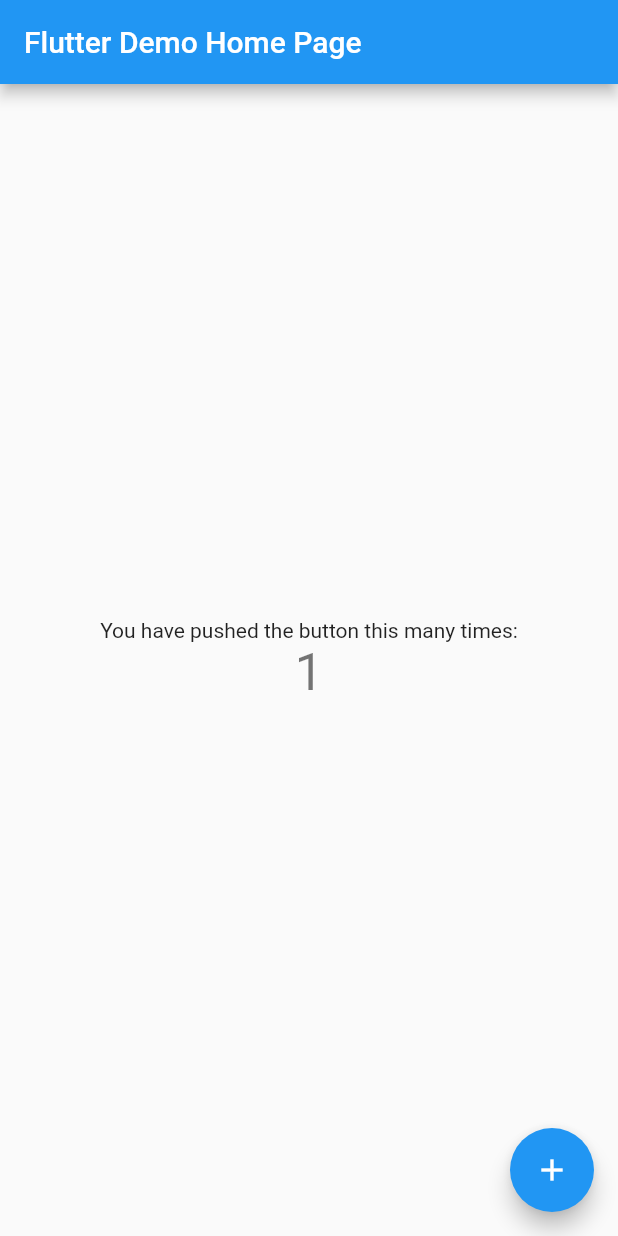
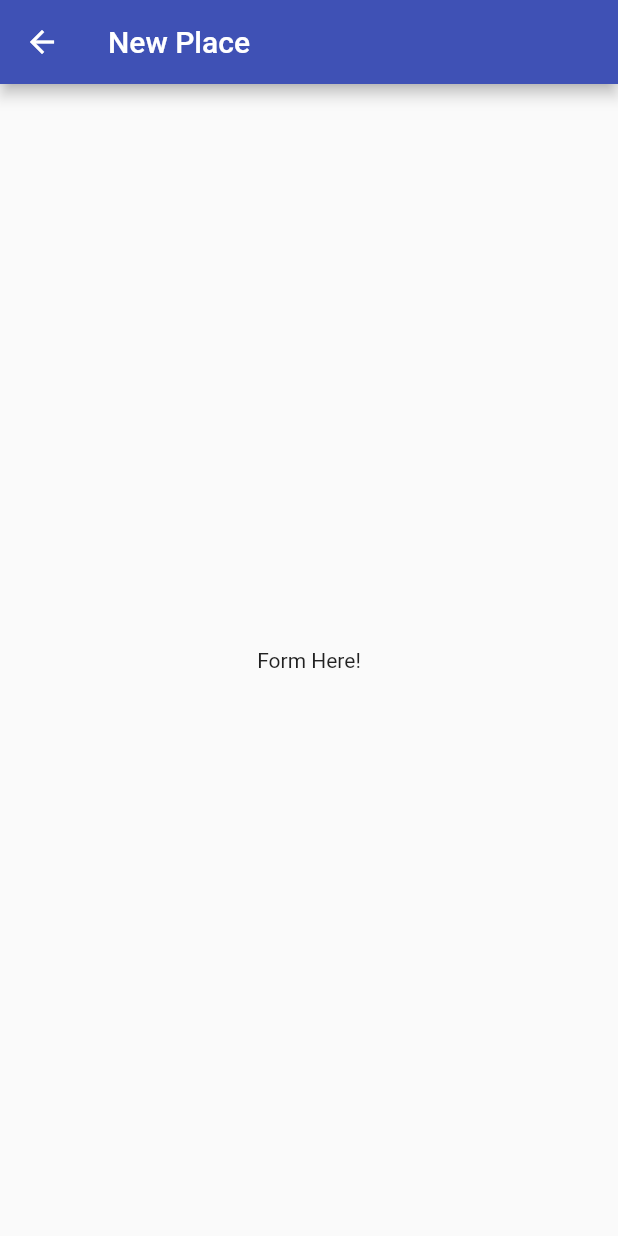
Before and after one commit to Uriel-David/Estudos_Dart-Flutter, a Flutter app: the screen it shows after launch, after a tap on the "add" icon, on a phone screen of 412 x 824 dp. Run offline on Flutter 3.47's test engine with Material 2 defaults, Android fonts, the phone set to English and light mode, and no system bars; our stand-ins replace flutter_dotenv, shared_preferences.

Commit message:
feat: create initial struct to project

```diff
--- a/great_places/lib/main.dart
+++ b/great_places/lib/main.dart
@@ -1,4 +1,7 @@
 import 'package:flutter/material.dart';
+import 'package:great_places/screens/place_form_screen.dart';
+import 'package:great_places/screens/places_list.screen.dart';
+import 'package:great_places/utils/app_routes.dart';
 
 void main() {
   runApp(const MyApp());
@@ -7,109 +10,22 @@ void main() {
 class MyApp extends StatelessWidget {
   const MyApp({super.key});
 
-  // This widget is the root of your application.
   @override
   Widget build(BuildContext context) {
     return MaterialApp(
-      title: 'Flutter Demo',
+      title: 'Great Places',
       theme: ThemeData(
-        // This is the theme of your application.
-        //
-        // Try running your application with "flutter run". You'll see the
-        // application has a blue toolbar. Then, without quitting the app, try
-        // changing the primarySwatch below to Colors.green and then invoke
-        // "hot reload" (press "r" in the console where you ran "flutter run",
-        // or simply save your changes to "hot reload" in a Flutter IDE).
-        // Notice that the counter didn't reset back to zero; the application
-        // is not restarted.
-        primarySwatch: Colors.blue,
+        colorScheme: ColorScheme.fromSwatch().copyWith(
+          primary: Colors.indigo,
+          secondary: Colors.amber,
+        ),
+        visualDensity: VisualDensity.adaptivePlatformDensity,
       ),
-      home: const MyHomePage(title: 'Flutter Demo Home Page'),
+      home: const PlacesListScreen(),
+      routes: {
+        AppRoutes.placeForm: (ctx) => const PlaceFormScreen(),
+      },
+      debugShowCheckedModeBanner: false,
     );
   }
 }
-
-class MyHomePage extends StatefulWidget {
-  const MyHomePage({super.key, required this.title});
-
-  // This widget is the home page of your application. It is stateful, meaning
-  // that it has a State object (defined below) that contains fields that affect
-  // how it looks.
-
-  // This class is the configuration for the state. It holds the values (in this
-  // case the title) provided by the parent (in this case the App widget) and
-  // used by the build method of the State. Fields in a Widget subclass are
-  // always marked "final".
-
-  final String title;
-
-  @override
-  State<MyHomePage> createState() => _MyHomePageState();
-}
-
-class _MyHomePageState extends State<MyHomePage> {
-  int _counter = 0;
-
-  void _incrementCounter() {
-    setState(() {
-      // This call to setState tells the Flutter framework that something has
-      // changed in this State, which causes it to rerun the build method below
-      // so that the display can reflect the updated values. If we changed
-      // _counter without calling setState(), then the build method would not be
-      // called again, and so nothing would appear to happen.
-      _counter++;
-    });
-  }
-
-  @override
-  Widget build(BuildContext context) {
-    // This method is rerun every time setState is called, for instance as done
-    // by the _incrementCounter method above.
-    //
-    // The Flutter framework has been optimized to make rerunning build methods
-    // fast, so that you can just rebuild anything that needs updating rather
-    // than having to individually change instances of widgets.
-    return Scaffold(
-      appBar: AppBar(
-        // Here we take the value from the MyHomePage object that was created by
-        // the App.build method, and use it to set our appbar title.
-        title: Text(widget.title),
-      ),
-      body: Center(
-        // Center is a layout widget. It takes a single child and positions it
-        // in the middle of the parent.
-        child: Column(
-          // Column is also a layout widget. It takes a list of children and
-          // arranges them vertically. By default, it sizes itself to fit its
-          // children horizontally, and tries to be as tall as its parent.
-          //
-          // Invoke "debug painting" (press "p" in the console, choose the
-          // "Toggle Debug Paint" action from the Flutter Inspector in Android
-          // Studio, or the "Toggle Debug Paint" command in Visual Studio Code)
-          // to see the wireframe for each widget.
-          //
-          // Column has various properties to control how it sizes itself and
-          // how it positions its children. Here we use mainAxisAlignment to
-          // center the children vertically; the main axis here is the vertical
-          // axis because Columns are vertical (the cross axis would be
-          // horizontal).
-          mainAxisAlignment: MainAxisAlignment.center,
-          children: <Widget>[
-            const Text(
-              'You have pushed the button this many times:',
-            ),
-            Text(
-              '$_counter',
-              style: Theme.of(context).textTheme.headline4,
-            ),
-          ],
-        ),
-      ),
-      floatingActionButton: FloatingActionButton(
-        onPressed: _incrementCounter,
-        tooltip: 'Increment',
-        child: const Icon(Icons.add),
-      ), // This trailing comma makes auto-formatting nicer for build methods.
-    );
-  }
-}
--- /dev/null
+++ b/great_places/lib/screens/place_form_screen.dart
@@ -0,0 +1,22 @@
+import 'package:flutter/material.dart';
+
+class PlaceFormScreen extends StatefulWidget {
+  const PlaceFormScreen({super.key});
+
+  @override
+  State<PlaceFormScreen> createState() => _PlaceFormScreenState();
+}
+
+class _PlaceFormScreenState extends State<PlaceFormScreen> {
+  @override
+  Widget build(BuildContext context) {
+    return Scaffold(
+      appBar: AppBar(
+        title: const Text('New Place'),
+      ),
+      body: const Center(
+        child: Text('Form Here!'),
+      ),
+    );
+  }
+}
--- /dev/null
+++ b/great_places/lib/screens/places_list.screen.dart
@@ -0,0 +1,26 @@
+import 'package:flutter/material.dart';
+import 'package:great_places/utils/app_routes.dart';
+
+class PlacesListScreen extends StatelessWidget {
+  const PlacesListScreen({super.key});
+
+  @override
+  Widget build(BuildContext context) {
+    return Scaffold(
+      appBar: AppBar(
+        title: const Text('My Locations'),
+        actions: <Widget>[
+          IconButton(
+            onPressed: () {
+              Navigator.of(context).pushNamed(AppRoutes.placeForm);
+            },
+            icon: const Icon(Icons.add),
+          ),
+        ],
+      ),
+      body: const Center(
+        child: CircularProgressIndicator(),
+      ),
+    );
+  }
+}
--- /dev/null
+++ b/great_places/lib/utils/app_routes.dart
@@ -0,0 +1,3 @@
+class AppRoutes {
+  static const String placeForm = '/place-form';
+}
```
